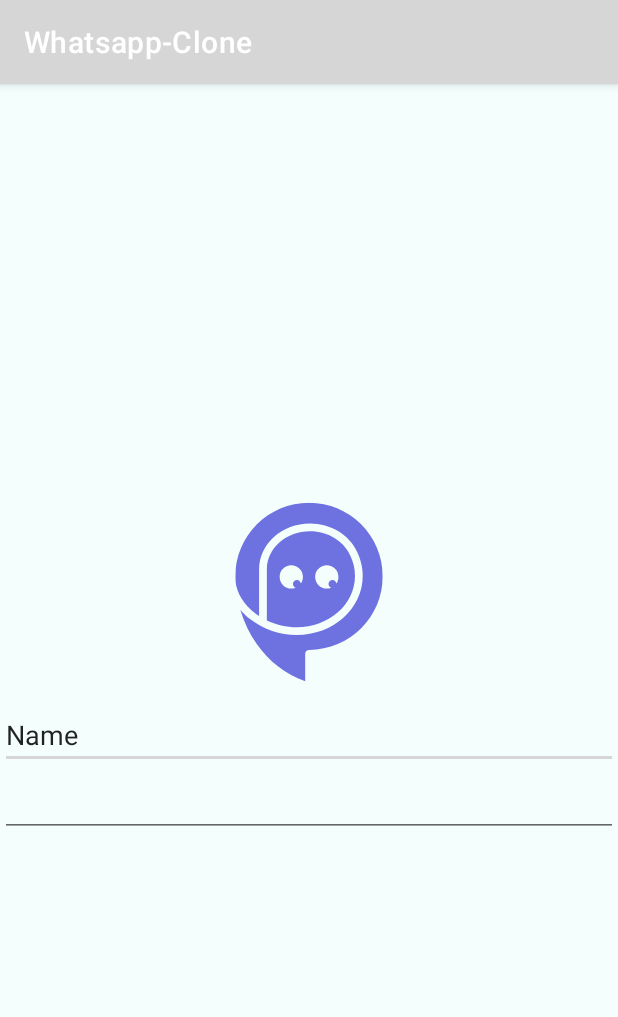
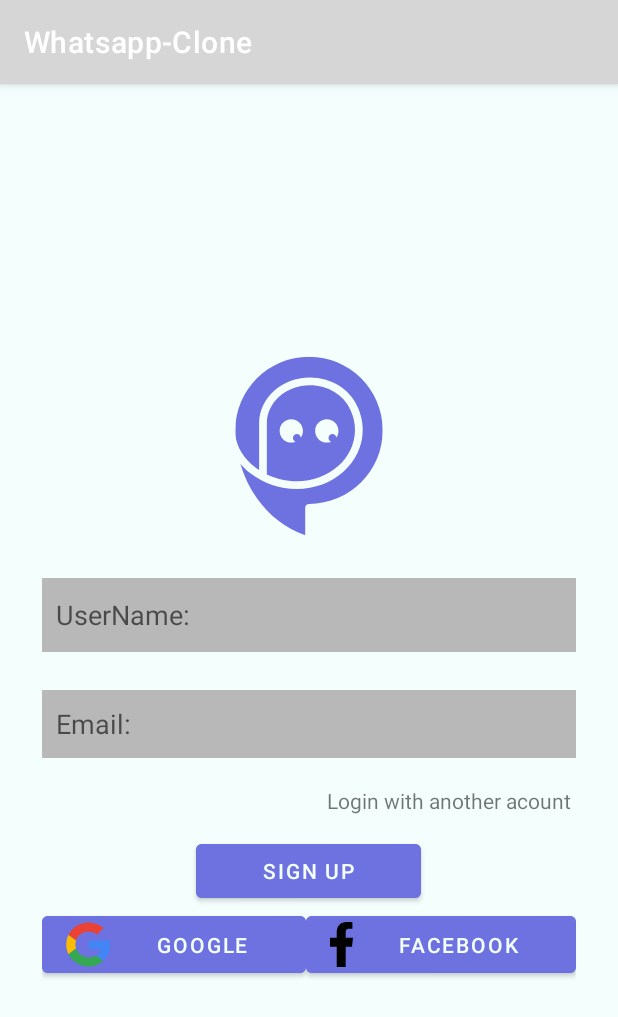
Before and after one commit to EvertzHamiltonIsaac/Final-Project-Mobile, an Android app: the screen it shows after launch (SignInActivity), on a phone screen of 412 x 824 dp. Shown: the top 1017 px of the screen. Run offline under Robolectric (Android 15) with nearby library versions, the phone set to English and light mode, and no system bars.

Commit message:
Almost finished ActivityLogin

```diff
--- a/app/src/main/res/drawable/facebook.xml
+++ b/app/src/main/res/drawable/facebook.xml
@@ -1,12 +1,12 @@
 <vector xmlns:android="http://schemas.android.com/apk/res/android"
-    android:width="800dp"
-    android:height="800dp"
-    android:viewportWidth="48"
-    android:viewportHeight="48">
+    android:width="15dp"
+    android:height="30dp"
+    android:viewportWidth="10"
+    android:viewportHeight="20">
   <path
-      android:pathData="M25.638,48L2.649,48C1.186,48 0,46.814 0,45.351L0,2.649C0,1.186 1.186,0 2.649,0L45.351,0C46.814,0 48,1.186 48,2.649L48,45.351C48,46.814 46.814,48 45.351,48L33.119,48L33.119,29.412L39.359,29.412L40.293,22.168L33.119,22.168L33.119,17.543C33.119,15.445 33.702,14.016 36.709,14.016L40.545,14.014L40.545,7.535C39.882,7.447 37.605,7.25 34.956,7.25C29.425,7.25 25.638,10.626 25.638,16.825L25.638,22.168L19.383,22.168L19.383,29.412L25.638,29.412L25.638,48L25.638,48Z"
+      android:pathData="M6.821,20L6.821,11L9.554,11L10,7L6.821,7L6.821,5.052C6.821,4.022 6.848,3 8.287,3L9.745,3L9.745,0.14C9.745,0.097 8.492,0 7.226,0C4.58,0 2.923,1.657 2.923,4.7L2.923,7L0,7L0,11L2.923,11L2.923,20L6.821,20Z"
       android:strokeWidth="1"
-      android:fillColor="#4460A0"
+      android:fillColor="#000000"
       android:fillType="evenOdd"
       android:strokeColor="#00000000"/>
 </vector>
--- a/app/src/main/res/drawable/google.xml
+++ b/app/src/main/res/drawable/google.xml
@@ -1,12 +1,30 @@
 <vector xmlns:android="http://schemas.android.com/apk/res/android"
-    android:width="800dp"
-    android:height="800dp"
-    android:viewportWidth="20"
-    android:viewportHeight="20">
+    android:width="30dp"
+    android:height="30dp"
+    android:viewportWidth="47"
+    android:viewportHeight="48">
   <path
-      android:pathData="M19.822,8.004L10.211,8.004C10.211,9.003 10.211,11.002 10.205,12.001L15.774,12.001C15.561,13.001 14.804,14.4 13.735,15.105C13.734,15.104 13.733,15.111 13.731,15.11C12.31,16.048 10.434,16.261 9.041,15.981C6.858,15.548 5.13,13.964 4.429,11.954C4.433,11.951 4.436,11.923 4.439,11.921C4,10.673 4,9.003 4.439,8.004L4.438,8.004C5.004,6.167 6.784,4.491 8.97,4.032C10.728,3.659 12.712,4.063 14.171,5.428C14.365,5.238 16.856,2.806 17.043,2.608C12.058,-1.907 4.077,-0.318 1.09,5.511L1.089,5.511C1.089,5.511 1.09,5.511 1.084,5.522L1.084,5.522C-0.393,8.386 -0.332,11.76 1.094,14.486C1.09,14.489 1.087,14.491 1.084,14.494C2.377,17.003 4.729,18.927 7.564,19.659C10.575,20.449 14.407,19.909 16.974,17.587C16.975,17.588 16.976,17.589 16.977,17.59C19.152,15.631 20.506,12.294 19.822,8.004"
+      android:pathData="M9.827,24C9.827,22.476 10.08,21.014 10.532,19.644L2.623,13.604C1.082,16.734 0.214,20.26 0.214,24C0.214,27.737 1.081,31.261 2.62,34.388L10.525,28.337C10.077,26.973 9.827,25.517 9.827,24"
       android:strokeWidth="1"
-      android:fillColor="#000000"
+      android:fillColor="#FBBC05"
+      android:fillType="evenOdd"
+      android:strokeColor="#00000000"/>
+  <path
+      android:pathData="M23.714,10.133C27.025,10.133 30.016,11.307 32.366,13.227L39.202,6.4C35.036,2.773 29.695,0.533 23.714,0.533C14.427,0.533 6.445,5.844 2.623,13.604L10.532,19.644C12.355,14.112 17.549,10.133 23.714,10.133"
+      android:strokeWidth="1"
+      android:fillColor="#EA4335"
+      android:fillType="evenOdd"
+      android:strokeColor="#00000000"/>
+  <path
+      android:pathData="M23.714,37.867C17.549,37.867 12.355,33.888 10.532,28.356L2.623,34.395C6.445,42.156 14.427,47.467 23.714,47.467C29.445,47.467 34.918,45.431 39.025,41.618L31.518,35.814C29.4,37.149 26.732,37.867 23.714,37.867"
+      android:strokeWidth="1"
+      android:fillColor="#34A853"
+      android:fillType="evenOdd"
+      android:strokeColor="#00000000"/>
+  <path
+      android:pathData="M46.145,24C46.145,22.613 45.932,21.12 45.611,19.733L23.714,19.733L23.714,28.8L36.318,28.8C35.688,31.891 33.972,34.268 31.518,35.814L39.025,41.618C43.339,37.614 46.145,31.649 46.145,24"
+      android:strokeWidth="1"
+      android:fillColor="#4285F4"
       android:fillType="evenOdd"
       android:strokeColor="#00000000"/>
 </vector>
--- a/app/src/main/res/layout/activity_sign_in.xml
+++ b/app/src/main/res/layout/activity_sign_in.xml
@@ -4,13 +4,14 @@
     xmlns:tools="http://schemas.android.com/tools"
     android:layout_width="match_parent"
     android:layout_height="match_parent"
+    android:background="@color/MintCream"
     android:gravity="center"
-    android:background="@color/MintCream"
     android:orientation="vertical"
+    android:padding="9dp"
     tools:context=".SignInActivity">
 
     <LinearLayout
-        android:layout_width="match_parent"
+        android:layout_width="356dp"
         android:layout_height="wrap_content"
         android:gravity="center_horizontal"
         android:orientation="vertical">
@@ -24,18 +25,74 @@
         <EditText
             android:id="@+id/editTextTextPersonName"
             android:layout_width="match_parent"
-            android:layout_height="wrap_content"
+            android:layout_height="49dp"
+            android:layout_marginTop="15dp"
+            android:layout_marginBottom="10dp"
+            android:background="@color/Timberwolf"
             android:ems="10"
+            android:hint="UserName:"
             android:inputType="textPersonName"
-            android:text="Name"
+            android:padding="9dp"
             tools:ignore="TouchTargetSizeCheck" />
 
         <EditText
             android:id="@+id/editTextTextEmailAddress"
             android:layout_width="match_parent"
+            android:layout_height="45dp"
+            android:layout_marginTop="15dp"
+            android:layout_marginBottom="10dp"
+            android:background="@color/Timberwolf"
+            android:ems="10"
+            android:hint="Email:"
+            android:inputType="textEmailAddress"
+            android:padding="9dp"
+            tools:ignore="SpeakableTextPresentCheck,TouchTargetSizeCheck" />
+
+        <TextView
+            android:id="@+id/textView"
+            android:layout_width="wrap_content"
             android:layout_height="wrap_content"
-            android:ems="10"
-            android:inputType="textEmailAddress"
-            tools:ignore="SpeakableTextPresentCheck,TouchTargetSizeCheck" />
+            android:layout_gravity="right"
+            android:layout_marginTop="5dp"
+            android:gravity="right"
+            android:padding="3dp"
+            android:text="Login with another acount" />
+
+        <Button
+            android:id="@+id/button"
+            android:layout_width="150dp"
+            android:layout_height="wrap_content"
+            android:layout_marginTop="10dp"
+            android:backgroundTint="@color/MediumStateBlue"
+            android:text="Sign Up"
+            android:textColor="@color/MintCream" />
+
+        <LinearLayout
+            android:layout_width="match_parent"
+            android:layout_height="match_parent"
+            android:orientation="horizontal">
+
+            <Button
+                android:id="@+id/button8"
+                android:layout_width="wrap_content"
+                android:layout_height="wrap_content"
+                android:layout_weight="1"
+                android:backgroundTint="@color/MediumStateBlue"
+                android:drawableLeft="@drawable/google"
+                android:text="Google"
+                android:textColor="@color/MintCream"
+                app:iconPadding="8dp" />
+
+            <Button
+                android:id="@+id/button9"
+                android:layout_width="wrap_content"
+                android:layout_height="wrap_content"
+                android:layout_weight="1"
+                android:backgroundTint="@color/MediumStateBlue"
+                android:drawableLeft="@drawable/facebook"
+                android:text="Facebook"
+                android:textColor="@color/MintCream" />
+        </LinearLayout>
+
     </LinearLayout>
 </LinearLayout>
--- a/app/src/main/res/values/colors.xml
+++ b/app/src/main/res/values/colors.xml
@@ -1,6 +1,6 @@
 <?xml version="1.0" encoding="utf-8"?>
 <resources>
-    <color name="DimGray">#737373</color>
+    <color name="Timberwolf">#B8B8B8</color>
     <color name="MediumStateBlue">#6D72E0</color>
     <color name="MintCream">#F4FFFD</color>
     <color name="OxfordBlue">#011936</color>
```
Also changed, not shown: app/src/main/res/drawable/Chat_Logo.svg (deleted), app/src/main/res/drawable/facebook.svg (deleted), app/src/main/res/drawable/google.svg (deleted).
